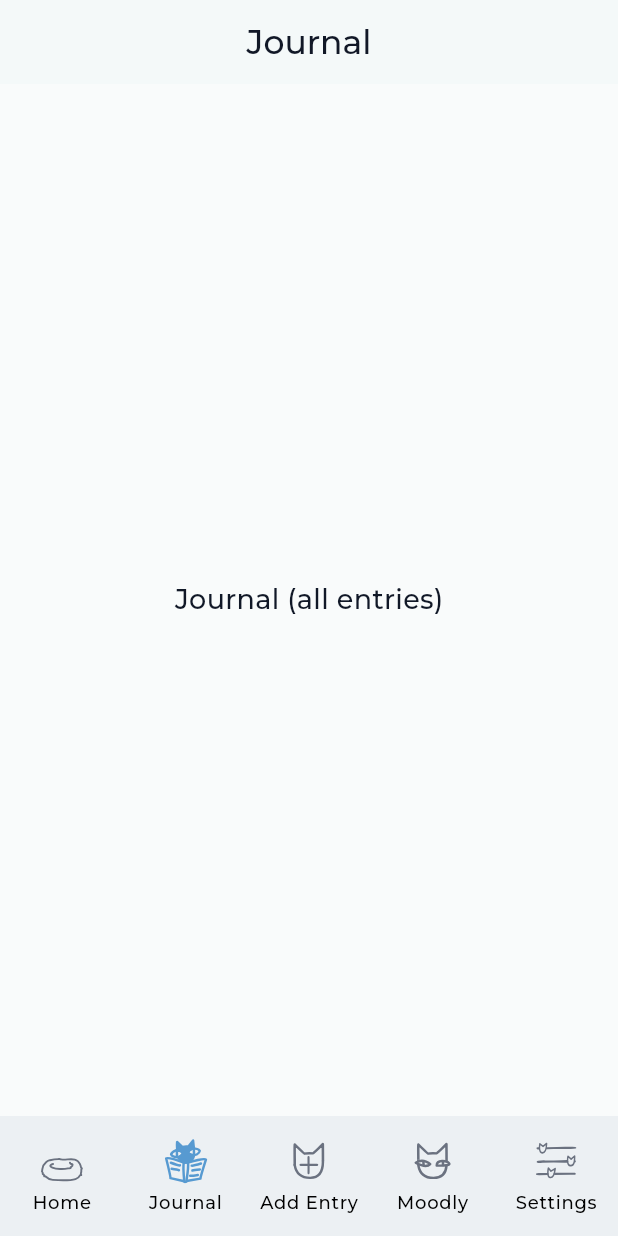
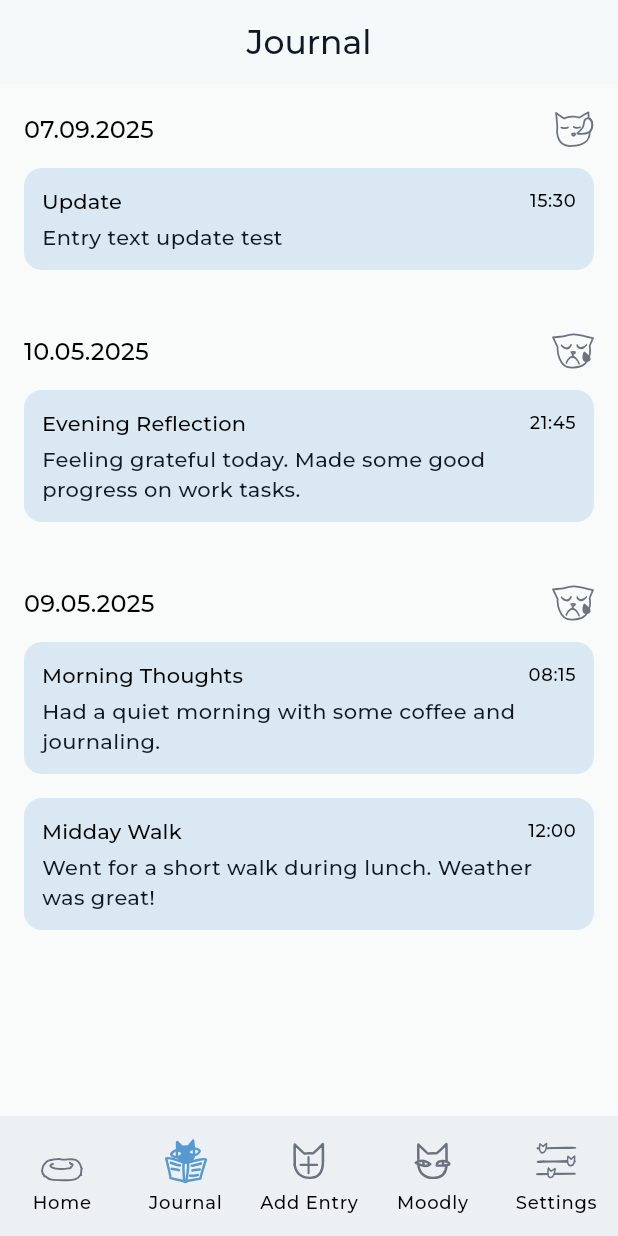
Before and after one commit to codemalcolm/moodly_client, a Flutter app: the AppScaffold screen opened directly, on a phone screen of 412 x 824 dp. Run offline on Flutter 3.47's test engine with Material 3 defaults, Android fonts, the phone set to English and light mode, and no system bars; our stand-ins replace flutter_svg, image_picker, shared_preferences; missing offline and left inert: dart:ffi; accounts and stored records are empty; network calls fail; project files that could hold a hidden picture were left out.

Commit message:
first version of all entries overview

```diff
--- a/assets/data/entries.json
+++ b/assets/data/journalEntries.json
@@ -4,7 +4,7 @@
         "name": "Update",
         "entryText": "Entry text update test",
         "images": [],
-        "entryDateAndTime": "2025-05-09T15:30:00.000Z",
+        "entryDateAndTime": "2025-09-07T15:30:00.000Z",
         "__v": 1
     },
     {
@@ -28,7 +28,7 @@
         "name": "Evening Reflection",
         "entryText": "Feeling grateful today. Made some good progress on work tasks.",
         "images": [],
-        "entryDateAndTime": "2025-05-09T21:45:00.000Z",
+        "entryDateAndTime": "2025-05-10T21:45:00.000Z",
         "__v": 0
     }
 ]
--- a/lib/screens/all_entries_screen.dart
+++ b/lib/screens/all_entries_screen.dart
@@ -1,12 +1,124 @@
+import 'dart:convert';
 import 'package:flutter/material.dart';
+import 'package:flutter/services.dart';
+import 'package:flutter_svg/flutter_svg.dart';
+import 'package:intl/intl.dart';
+import 'package:moodly_client/theme/app_theme.dart';
+import 'package:moodly_client/widgets/entry_card.dart';
 
-class AllEntriesScreen extends StatelessWidget {
+class AllEntriesScreen extends StatefulWidget {
   const AllEntriesScreen({super.key});
 
   @override
+  State<AllEntriesScreen> createState() => _AllEntriesScreenState();
+}
+
+class _AllEntriesScreenState extends State<AllEntriesScreen> {
+  List<Map<String, dynamic>> days = [];
+  List<Map<String, dynamic>> journalEntries = [];
+
+  @override
+  void initState() {
+    super.initState();
+    loadData();
+  }
+
+  Future<void> loadData() async {
+    final daysData = await rootBundle.loadString('assets/data/days.json');
+    final entriesData = await rootBundle.loadString(
+      'assets/data/journalEntries.json',
+    );
+
+    final parsedDays = List<Map<String, dynamic>>.from(jsonDecode(daysData));
+    final parsedEntries = List<Map<String, dynamic>>.from(
+      jsonDecode(entriesData),
+    );
+
+    parsedDays.sort((a, b) {
+      final dateA = DateTime.parse(a['dayEntry']['dayEntryDate']);
+      final dateB = DateTime.parse(b['dayEntry']['dayEntryDate']);
+      return dateB.compareTo(dateA);
+    });
+
+    setState(() {
+      days = parsedDays;
+      journalEntries = parsedEntries;
+    });
+  }
+
+  List<Map<String, dynamic>> getEntriesForDay(DateTime date) {
+    return journalEntries.where((entry) {
+        final entryDate = DateTime.parse(entry['entryDateAndTime']);
+        return entryDate.year == date.year &&
+            entryDate.month == date.month &&
+            entryDate.day == date.day;
+      }).toList()
+      ..sort(
+        (a, b) => DateTime.parse(
+          a['entryDateAndTime'],
+        ).compareTo(DateTime.parse(b['entryDateAndTime'])),
+      );
+  }
+
+  @override
   Widget build(BuildContext context) {
-    return Center(
-      child: Text('Journal (all entries)', style: TextStyle(fontSize: 18)),
+    final theme = Theme.of(context);
+    return Scaffold(
+      body:
+          days.isEmpty
+              ? const Center(child: CircularProgressIndicator())
+              : ListView.builder(
+                padding: const EdgeInsets.all(16),
+                itemCount: days.length,
+                itemBuilder: (context, index) {
+                  final day = days[index]['dayEntry'];
+                  final mood = day['mood'];
+                  final date = DateTime.parse(day['dayEntryDate']);
+                  final dayEntries = getEntriesForDay(date);
+
+                  return Padding(
+                    padding: const EdgeInsets.only(bottom: 24),
+                    child: Column(
+                      crossAxisAlignment: CrossAxisAlignment.start,
+                      children: [
+                        Row(
+                          mainAxisAlignment: MainAxisAlignment.spaceBetween,
+                          children: [
+                            Text(
+                              DateFormat('dd.MM.yyyy').format(date),
+                              style: theme.textTheme.titleMedium,
+                            ),
+                            SvgPicture.asset(
+                              'assets/icons/icon_mood_$mood.svg',
+                              width: 28,
+                              height: 28,
+                              colorFilter: ColorFilter.mode(
+                                Theme.of(context).colorScheme.secondary,
+                                BlendMode.srcIn,
+                              ),
+                            ),
+                          ],
+                        ),
+                        const SizedBox(height: 12),
+                        ...dayEntries.map((entry) {
+                          final entryDate = DateTime.parse(
+                            entry['entryDateAndTime'],
+                          );
+                          final time = DateFormat('HH:mm').format(entryDate);
+                          final bgColor = AccentBackgroundColors.blue;
+                          return EntryCard(
+                            title: entry['name'] ?? '',
+                            text: entry['entryText'] ?? '',
+                            time: time,
+                            images: List<String>.from(entry['images'] ?? []),
+                            backgroundColor: bgColor,
+                          );
+                        }),
+                      ],
+                    ),
+                  );
+                },
+              ),
     );
   }
 }
--- a/lib/theme/app_theme.dart
+++ b/lib/theme/app_theme.dart
@@ -25,6 +25,15 @@ class AccentColors {
   static const green = Color(0xFF249271);
   static const yellow = Color(0xFFEFD126);
   static const purple = Color(0xFF9775FA);
+}
+
+class AccentBackgroundColors {
+  static const blue = Color(0x33579AD1);
+  static const red = Color(0x33F783AC);
+  static const orange = Color(0x33E99234);
+  static const green = Color(0x33249271);
+  static const yellow = Color(0x33EFD126);
+  static const purple = Color(0x339775FA);
 }
 
 class AppTheme {
--- /dev/null
+++ b/lib/widgets/entry_card.dart
@@ -0,0 +1,61 @@
+import 'package:flutter/material.dart';
+
+class EntryCard extends StatelessWidget {
+  final String title;
+  final String text;
+  final String time;
+  final List<String> images;
+  final Color backgroundColor;
+
+  const EntryCard({
+    super.key,
+    required this.title,
+    required this.text,
+    required this.time,
+    required this.images,
+    required this.backgroundColor,
+  });
+
+  @override
+  Widget build(BuildContext context) {
+    final theme = Theme.of(context);
+    return Container(
+      margin: const EdgeInsets.only(bottom: 16),
+      padding: const EdgeInsets.all(12),
+      decoration: BoxDecoration(
+        color: backgroundColor,
+        borderRadius: BorderRadius.circular(12),
+      ),
+      child: Column(
+        crossAxisAlignment: CrossAxisAlignment.start,
+        children: [
+          Row(
+            mainAxisAlignment: MainAxisAlignment.spaceBetween,
+            children: [
+              Expanded(child: Text(title, style: theme.textTheme.titleSmall)),
+              Text(time, style: theme.textTheme.bodySmall),
+            ],
+          ),
+          const SizedBox(height: 4),
+          Text(text, style: theme.textTheme.bodyMedium),
+          if (images.isNotEmpty) ...[
+            const SizedBox(height: 8),
+            GridView.builder(
+              shrinkWrap: true,
+              physics: const NeverScrollableScrollPhysics(),
+              itemCount: images.length,
+              gridDelegate: const SliverGridDelegateWithFixedCrossAxisCount(
+                crossAxisCount: 4,
+                crossAxisSpacing: 4,
+                mainAxisSpacing: 4,
+              ),
+              itemBuilder: (context, index) {
+                return Image.network(images[index], fit: BoxFit.cover);
+              },
+            ),
+          ],
+        ],
+      ),
+    );
+  }
+}
--- a/pubspec.yaml
+++ b/pubspec.yaml
@@ -46,8 +46,12 @@ flutter:
    - assets/icons/icon_settings.svg
    - assets/icons/icon_settings_outlined.svg
    - assets/images/moodly_speech.png
+   - assets/data/categories.json
+   - assets/data/days.json
    - assets/data/fasties.json
-   - assets/data/categories.json
+   - assets/data/journalEntries.json
+   - assets/data/moods.json
+
 
   fonts:
     - family: Montserrat
```
Also changed, not shown: assets/data/days.json (+17 -2 lines), assets/data/moods.json (added, +26 -0 lines), lib/screens/new_entry_screen.dart (+12 -9 lines).
